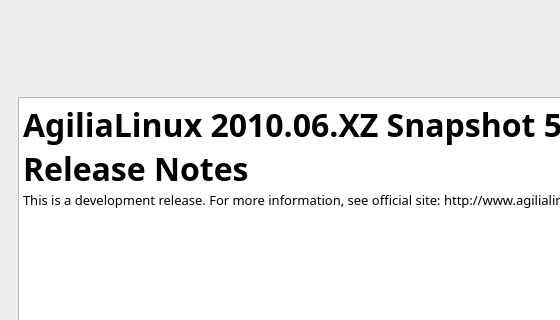
Old version of the form guiinstaller/guisetup/mainwindow.ui in the repository aix27249/mpkg; both pictures show x 0 to 560 and y 0 to 320 of the 714 by 580 pixel window.
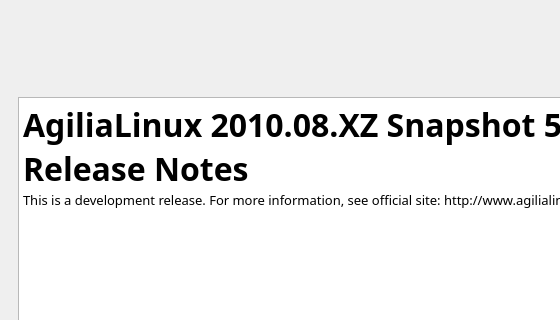
New version of the form. The open tabs and pages were chosen to show the change. Icons and pictures are not drawn.

What changed in the file:
```diff
--- a/guiinstaller/guisetup/mainwindow.ui
+++ b/guiinstaller/guisetup/mainwindow.ui
@@ -140,7 +140,7 @@
 &lt;html&gt;&lt;head&gt;&lt;meta name=&quot;qrichtext&quot; content=&quot;1&quot; /&gt;&lt;style type=&quot;text/css&quot;&gt;
 p, li { white-space: pre-wrap; }
 &lt;/style&gt;&lt;/head&gt;&lt;body style=&quot; font-family:'Droid Sans'; font-size:10pt; font-weight:400; font-style:normal;&quot;&gt;
-&lt;p style=&quot; margin-top:0px; margin-bottom:0px; margin-left:0px; margin-right:0px; -qt-block-indent:0; text-indent:0px;&quot;&gt;&lt;span style=&quot; font-size:24pt; font-weight:600;&quot;&gt;AgiliaLinux 2010.06.XZ Snapshot 5 Release Notes&lt;/span&gt;&lt;/p&gt;
+&lt;p style=&quot; margin-top:0px; margin-bottom:0px; margin-left:0px; margin-right:0px; -qt-block-indent:0; text-indent:0px;&quot;&gt;&lt;span style=&quot; font-size:24pt; font-weight:600;&quot;&gt;AgiliaLinux 2010.08.XZ Snapshot 5 Release Notes&lt;/span&gt;&lt;/p&gt;
 &lt;p style=&quot; margin-top:0px; margin-bottom:0px; margin-left:0px; margin-right:0px; -qt-block-indent:0; text-indent:0px;&quot;&gt;This is a development release. For more information, see official site: http://www.agilialinux.ru/&lt;/p&gt;&lt;/body&gt;&lt;/html&gt;</string>
           </property>
          </widget>
```
